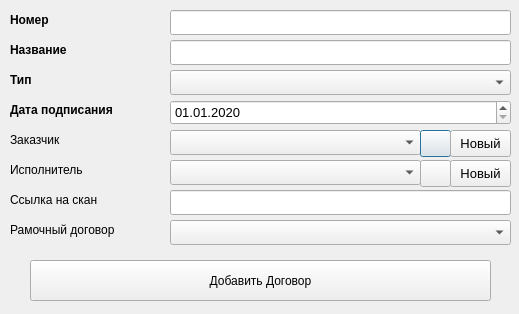
The window that geo_dm_add_contract_dialog.ui (stepanosokin/geo_dm) describes before a commit, drawn with Qt 5.
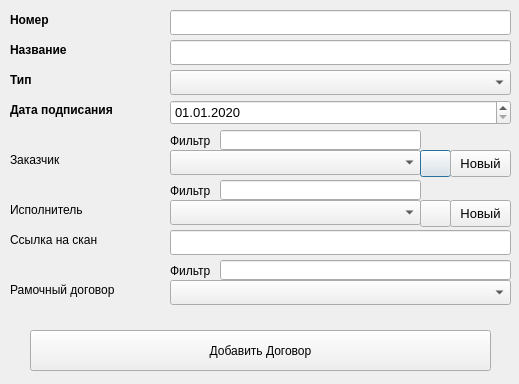
The same window after the commit.

Commit message: update_company(); update_contract(); mistakes correction; TODO: fix filtering in the update_proc() and check other update functions

Diff of the .ui file:
```diff
--- a/geo_dm_add_contract_dialog.ui
+++ b/geo_dm_add_contract_dialog.ui
@@ -7,7 +7,7 @@
     <x>0</x>
     <y>0</y>
     <width>519</width>
-    <height>314</height>
+    <height>384</height>
    </rect>
   </property>
   <property name="windowTitle">
@@ -93,7 +93,7 @@
    <property name="geometry">
     <rect>
      <x>10</x>
-     <y>130</y>
+     <y>150</y>
      <width>151</width>
      <height>19</height>
     </rect>
@@ -106,7 +106,7 @@
    <property name="geometry">
     <rect>
      <x>10</x>
-     <y>160</y>
+     <y>200</y>
      <width>151</width>
      <height>19</height>
     </rect>
@@ -119,7 +119,7 @@
    <property name="geometry">
     <rect>
      <x>10</x>
-     <y>190</y>
+     <y>230</y>
      <width>151</width>
      <height>19</height>
     </rect>
@@ -132,7 +132,7 @@
    <property name="geometry">
     <rect>
      <x>10</x>
-     <y>220</y>
+     <y>280</y>
      <width>151</width>
      <height>19</height>
     </rect>
@@ -190,7 +190,7 @@
    <property name="geometry">
     <rect>
      <x>170</x>
-     <y>130</y>
+     <y>150</y>
      <width>251</width>
      <height>25</height>
     </rect>
@@ -205,7 +205,7 @@
    <property name="geometry">
     <rect>
      <x>170</x>
-     <y>160</y>
+     <y>200</y>
      <width>251</width>
      <height>25</height>
     </rect>
@@ -220,7 +220,7 @@
    <property name="geometry">
     <rect>
      <x>170</x>
-     <y>190</y>
+     <y>230</y>
      <width>341</width>
      <height>25</height>
     </rect>
@@ -235,7 +235,7 @@
    <property name="geometry">
     <rect>
      <x>170</x>
-     <y>220</y>
+     <y>280</y>
      <width>341</width>
      <height>25</height>
     </rect>
@@ -250,7 +250,7 @@
    <property name="geometry">
     <rect>
      <x>420</x>
-     <y>130</y>
+     <y>150</y>
      <width>31</width>
      <height>27</height>
     </rect>
@@ -263,7 +263,7 @@
    <property name="geometry">
     <rect>
      <x>420</x>
-     <y>160</y>
+     <y>200</y>
      <width>31</width>
      <height>27</height>
     </rect>
@@ -276,7 +276,7 @@
    <property name="geometry">
     <rect>
      <x>450</x>
-     <y>130</y>
+     <y>150</y>
      <width>61</width>
      <height>27</height>
     </rect>
@@ -294,7 +294,7 @@
    <property name="geometry">
     <rect>
      <x>450</x>
-     <y>160</y>
+     <y>200</y>
      <width>61</width>
      <height>27</height>
     </rect>
@@ -312,7 +312,7 @@
    <property name="geometry">
     <rect>
      <x>30</x>
-     <y>260</y>
+     <y>330</y>
      <width>461</width>
      <height>41</height>
     </rect>
@@ -346,6 +346,75 @@
     <string>dd.MM.yyyy</string>
    </property>
   </widget>
+  <widget class="QLabel" name="contractCustomerFilterLabel">
+   <property name="geometry">
+    <rect>
+     <x>170</x>
+     <y>130</y>
+     <width>47</width>
+     <height>21</height>
+    </rect>
+   </property>
+   <property name="text">
+    <string>Фильтр</string>
+   </property>
+  </widget>
+  <widget class="QLineEdit" name="contractCustomerFilterLineEdit">
+   <property name="geometry">
+    <rect>
+     <x>220</x>
+     <y>130</y>
+     <width>201</width>
+     <height>20</height>
+    </rect>
+   </property>
+  </widget>
+  <widget class="QLabel" name="contractContractorFilterLabel">
+   <property name="geometry">
+    <rect>
+     <x>170</x>
+     <y>180</y>
+     <width>47</width>
+     <height>21</height>
+    </rect>
+   </property>
+   <property name="text">
+    <string>Фильтр</string>
+   </property>
+  </widget>
+  <widget class="QLineEdit" name="contractContractorFilterLineEdit">
+   <property name="geometry">
+    <rect>
+     <x>220</x>
+     <y>180</y>
+     <width>201</width>
+     <height>20</height>
+    </rect>
+   </property>
+  </widget>
+  <widget class="QLabel" name="contractParentContractFilterLabel">
+   <property name="geometry">
+    <rect>
+     <x>170</x>
+     <y>260</y>
+     <width>47</width>
+     <height>21</height>
+    </rect>
+   </property>
+   <property name="text">
+    <string>Фильтр</string>
+   </property>
+  </widget>
+  <widget class="QLineEdit" name="contractParentContractFilterLineEdit">
+   <property name="geometry">
+    <rect>
+     <x>220</x>
+     <y>260</y>
+     <width>291</width>
+     <height>20</height>
+    </rect>
+   </property>
+  </widget>
  </widget>
  <resources/>
  <connections/>
```
The commit also changes 1 other file.
